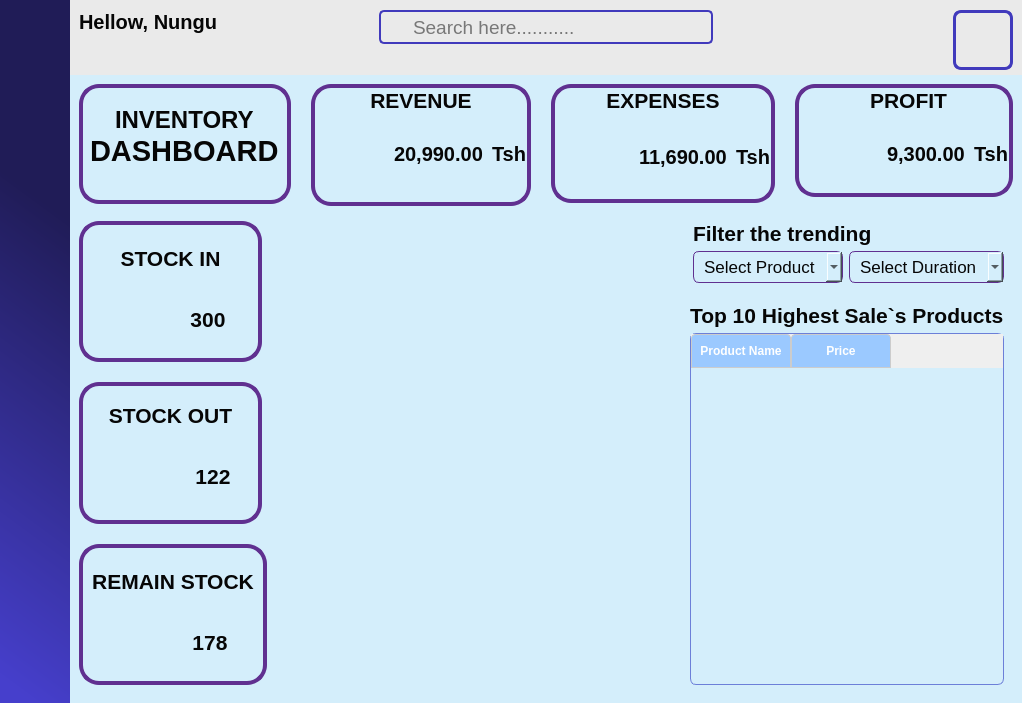
The window that mainwindow.ui (Nicholauswarobi/Business-Keeper-Software) describes before a commit, drawn with Qt 5.
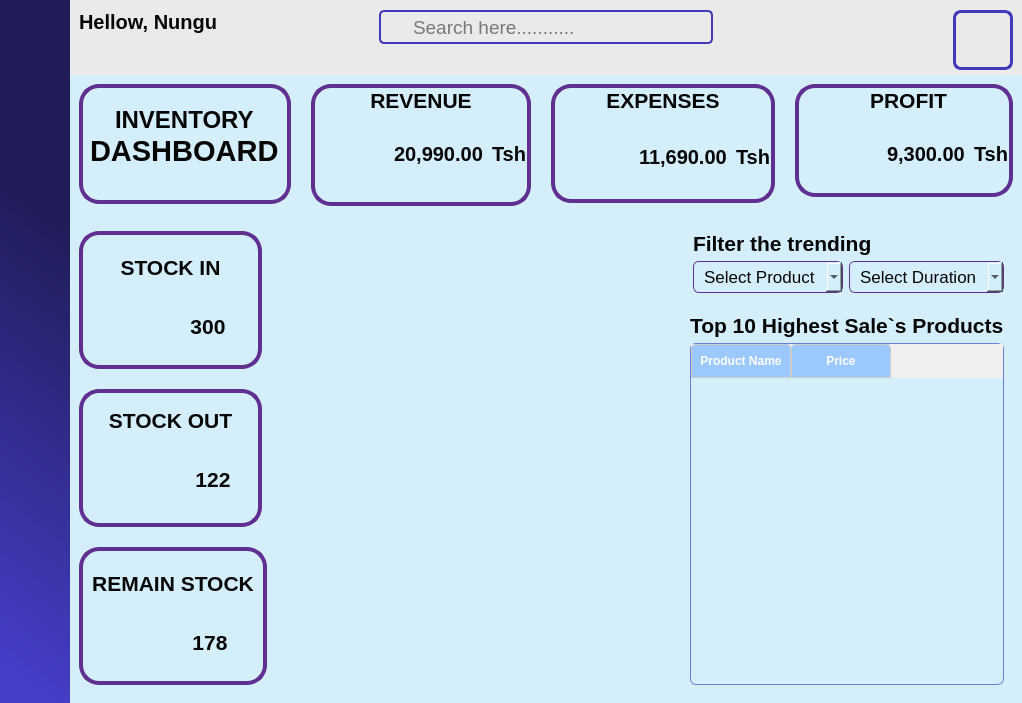
The same window after the commit. Icons and pictures are not drawn.

Diff of the .ui file:
```diff
--- a/mainwindow.ui
+++ b/mainwindow.ui
@@ -893,7 +893,7 @@
                   <number>0</number>
                  </property>
                  <property name="bottomMargin">
-                  <number>0</number>
+                  <number>10</number>
                  </property>
                  <item alignment="Qt::AlignmentFlag::AlignTop">
                   <widget class="QFrame" name="DashBoardLogoframe">
```
